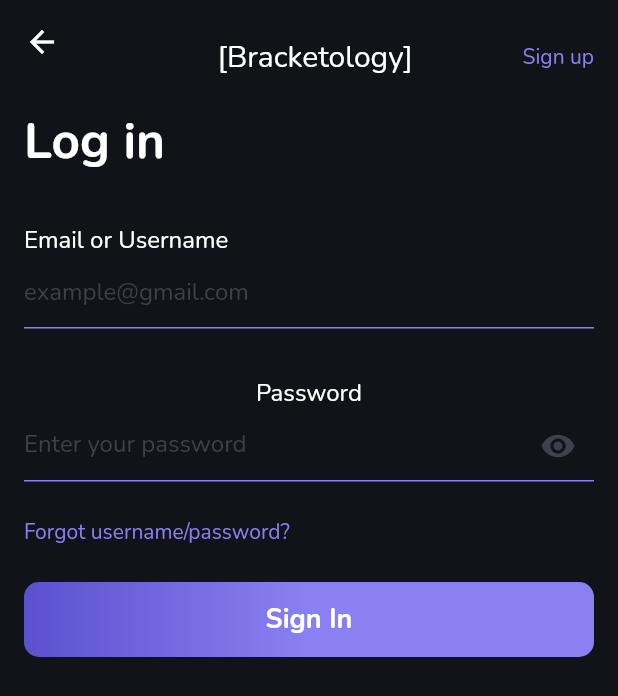
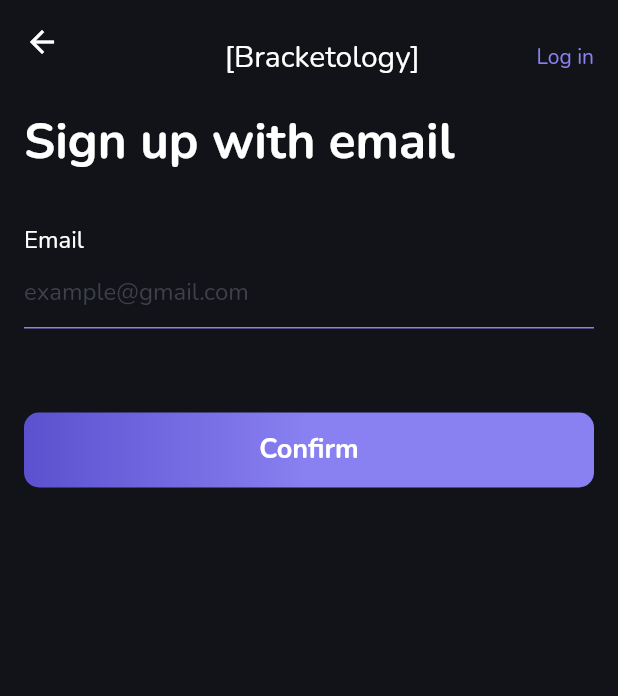
Before and after one commit to sharontechjays/temporary, a Flutter app: the SignInScreen screen opened by its route, after a tap on "Sign up", on a phone screen of 412 x 824 dp. Shown: the top 696 px of the screen. Run offline on Flutter 3.47's test engine with Material 2 defaults, Android fonts, the phone set to English and light mode, and no system bars; our stand-ins replace dio, equatable, flutter_bloc, shared_preferences; accounts and stored records are empty.

Commit message:
signup with email completed

```diff
--- a/lib/app_routes.dart
+++ b/lib/app_routes.dart
@@ -1,11 +1,13 @@
 
 import 'package:flutter/material.dart';
 import 'package:test_flutter/presentation/screens/sign_in_screen.dart';
+import 'package:test_flutter/presentation/screens/sign_up_screen.dart';
 
 class AppRoutes {
   static Map<String, WidgetBuilder> appRoutes(BuildContext context) {
     return {
       SignInScreen.routeName: (BuildContext context) =>  const SignInScreen(),
+      SignUpScreen.routeName: (BuildContext context) =>  const SignUpScreen(),
    /*   VerifyOtpScreen.routeName: (BuildContext context) {
         final arguments = ModalRoute.of(context)!.settings.arguments as Map<String, dynamic>?;
         final mobileNumber = arguments?['mobileNumber'] as String?;
--- /dev/null
+++ b/lib/presentation/blocs/signup/sign_up_bloc.dart
@@ -0,0 +1,22 @@
+import 'package:equatable/equatable.dart';
+import 'package:flutter_bloc/flutter_bloc.dart';
+import 'package:test_flutter/presentation/utils/utils.dart';
+
+part 'sign_up_event.dart';
+
+part 'sign_up_state.dart';
+
+class SignUpBloc extends Bloc<SignUpEvent, SignUpState> {
+  SignUpBloc() : super(SignUpInitial()) {
+    on<SignUpEvent>((event, emit) {
+      if (event is SignUpButtonPressed) {
+        String validatedString = Utils().validateEmail(event.email);
+        if (validatedString.isNotEmpty) {
+          emit(SignupFailure(error: validatedString));
+        } else {
+          emit(SignUpSuccess(message: "success"));
+        }
+      }
+    });
+  }
+}
--- /dev/null
+++ b/lib/presentation/blocs/signup/sign_up_event.dart
@@ -0,0 +1,15 @@
+part of 'sign_up_bloc.dart';
+
+abstract class SignUpEvent extends Equatable {
+  @override
+  List<Object> get props => [];
+}
+
+class SignUpButtonPressed extends SignUpEvent {
+  final String email;
+
+  SignUpButtonPressed({required this.email});
+
+  @override
+  List<Object> get props => [email];
+}
--- /dev/null
+++ b/lib/presentation/blocs/signup/sign_up_state.dart
@@ -0,0 +1,28 @@
+part of 'sign_up_bloc.dart';
+
+abstract class SignUpState extends Equatable {
+  @override
+  List<Object> get props => [];
+}
+
+class SignUpInitial extends SignUpState {}
+
+class SignUpLoading extends SignUpState {}
+
+class SignUpSuccess extends SignUpState {
+  final String message;
+
+  SignUpSuccess({required this.message});
+
+  @override
+  List<Object> get props => [message];
+}
+
+class SignupFailure extends SignUpState {
+  final String error;
+
+  SignupFailure({required this.error});
+
+  @override
+  List<Object> get props => [error];
+}
--- a/lib/presentation/constants/app_strings.dart
+++ b/lib/presentation/constants/app_strings.dart
@@ -6,12 +6,15 @@ class Strings {
   static const appNameBrackets = "[Bracketology]";
   static const usernameOrEmail = "Email or Username";
   static const logIn = "Log in";
+  static const email = "Email";
   static const usernameOrEmailHintText = "example@gmail.com";
   static const passwordHint = "Enter your password";
   static const loginWithExistingAccount = "Login with existing account";
   static const forgotPasswordOrUsername = "Forgot username/password?";
+  static const signUpScreenHeading = "Sign up with email";
 }
 
 class RouteNames {
   static const signInScreen = "sign_in";
+  static const signUpScreen = "sign_up";
 }
--- a/lib/presentation/screens/onboarding/onboarding.dart
+++ b/lib/presentation/screens/onboarding/onboarding.dart
@@ -1,5 +1,6 @@
 import 'package:flutter/material.dart';
 import 'package:test_flutter/presentation/screens/sign_in_screen.dart';
+import 'package:test_flutter/presentation/screens/sign_up_screen.dart';
 import 'package:test_flutter/presentation/utils/anims/fade_route.dart';
 import 'package:test_flutter/presentation/utils/styles/custom_colors.dart';
 import 'package:test_flutter/presentation/utils/styles/custom_styles.dart';
@@ -141,13 +142,13 @@ class OnBoardingPage extends StatelessWidget {
                 const SizedBox(
                   height: 20,
                 ),
-                MyMaterialButton(onClickButton: navToSigIn),
+                MyMaterialButton(onClickButton: navToSignUp),
                 const SizedBox(
                   height: 20,
                 ),
                 CustomTextButton(
                   text: Strings.loginWithExistingAccount,
-                  onClickButton: navToSignUp,
+                  onClickButton: navToSigIn,
                 ),
               ],
             ),
@@ -162,6 +163,6 @@ class OnBoardingPage extends StatelessWidget {
   }
 
   void navToSignUp(BuildContext context) {
-    Navigator.pushReplacementNamed(context, SignInScreen.routeName);
+    Navigator.pushReplacementNamed(context, SignUpScreen.routeName);
   }
 }
--- a/lib/presentation/screens/sign_in_screen.dart
+++ b/lib/presentation/screens/sign_in_screen.dart
@@ -3,6 +3,7 @@ import 'package:flutter_bloc/flutter_bloc.dart';
 import 'package:test_flutter/data/SharedPreferencesHelper.dart';
 import 'package:test_flutter/presentation/constants/app_strings.dart';
 import 'package:test_flutter/presentation/screens/onboarding/onboarding.dart';
+import 'package:test_flutter/presentation/screens/sign_up_screen.dart';
 import 'package:test_flutter/presentation/utils/styles/custom_colors.dart';
 import 'package:test_flutter/presentation/utils/styles/custom_styles.dart';
 
@@ -21,13 +22,17 @@ class SignInScreen extends StatelessWidget {
   @override
   Widget build(BuildContext context) {
     return Scaffold(
-      appBar: const CustomAppBar(),
+      appBar: const CustomAppBar(onAppbarRightButtonClicked: navToSignUPScreen),
       body: BlocProvider(
         create: (_) => SignInBloc(),
         child: const SignInForm(),
       ),
     );
   }
+}
+
+void navToSignUPScreen(BuildContext context) {
+  Navigator.pushReplacementNamed(context, SignUpScreen.routeName);
 }
 
 class SignInForm extends StatefulWidget {
@@ -57,39 +62,11 @@ class _SignInFormState extends State<SignInForm> {
               style: screenTitle,
             ),
             CustomFormField(
-                emailController: _emailController,
+                myController: _emailController,
                 title: Strings.usernameOrEmail,
                 hintText: Strings.usernameOrEmailHintText),
             dimenHeight32,
-            Column(
-              children: [
-                const Text(
-                  'Password',
-                  style: TextStyle(fontSize: 16.0),
-                ),
-                TextFormField(
-                  decoration: InputDecoration(
-                    enabledBorder: const UnderlineInputBorder(
-                      borderSide: BorderSide(color: AppColors.secondaryColor),
-                    ),
-                    hintStyle: hintStyle,
-                    hintText: Strings.passwordHint,
-                    focusedBorder: const UnderlineInputBorder(
-                      borderSide: BorderSide(color: AppColors.secondaryColor),
-                    ),
-                    suffixIcon: IconButton(
-                      icon: _isPasswordVisible
-                          ? const Icon(Icons.visibility_off)
-                          : const Icon(Icons.visibility),
-                      onPressed: _togglePasswordVisibility,
-                      color: AppColors.hintColor,
-                    ),
-                  ),
-                  obscureText: !_isPasswordVisible,
-                  controller: _passwordController,
-                ),
-              ],
-            ),
+            buildPasswordColumn(),
             const SizedBox(height: 24),
             CustomTextButton(
               text: Strings.forgotPasswordOrUsername,
@@ -128,6 +105,39 @@ class _SignInFormState extends State<SignInForm> {
           ],
         ),
       ),
+    );
+  }
+
+  Column buildPasswordColumn() {
+    return Column(
+      crossAxisAlignment: CrossAxisAlignment.start,
+      children: [
+        const Text(
+          'Password',
+          style: TextStyle(fontSize: 16.0),
+        ),
+        TextFormField(
+          decoration: InputDecoration(
+            enabledBorder: const UnderlineInputBorder(
+              borderSide: BorderSide(color: AppColors.secondaryColor),
+            ),
+            hintStyle: hintStyle,
+            hintText: Strings.passwordHint,
+            focusedBorder: const UnderlineInputBorder(
+              borderSide: BorderSide(color: AppColors.secondaryColor),
+            ),
+            suffixIcon: IconButton(
+              icon: _isPasswordVisible
+                  ? const Icon(Icons.visibility_off)
+                  : const Icon(Icons.visibility),
+              onPressed: _togglePasswordVisibility,
+              color: AppColors.hintColor,
+            ),
+          ),
+          obscureText: !_isPasswordVisible,
+          controller: _passwordController,
+        ),
+      ],
     );
   }
 
--- /dev/null
+++ b/lib/presentation/screens/sign_up_screen.dart
@@ -0,0 +1,99 @@
+import 'package:flutter/material.dart';
+import 'package:flutter_bloc/flutter_bloc.dart';
+import 'package:test_flutter/presentation/constants/app_strings.dart';
+import 'package:test_flutter/presentation/screens/sign_in_screen.dart';
+import 'package:test_flutter/presentation/utils/styles/custom_styles.dart';
+import '../blocs/signup/sign_up_bloc.dart';
+import '../utils/styles/custom_dimens.dart';
+import '../widgets/custom_appbar.dart';
+import 'homepage.dart';
+
+class SignUpScreen extends StatelessWidget {
+  static const String routeName = RouteNames.signUpScreen;
+
+  const SignUpScreen({Key? key}) : super(key: key);
+
+  @override
+  Widget build(BuildContext context) {
+    return Scaffold(
+      appBar: const CustomAppBar(
+          title: Strings.logIn, onAppbarRightButtonClicked: navToSignInScreen),
+      body: BlocProvider(
+        create: (_) => SignUpBloc(),
+        child: const SignUpForm(),
+      ),
+    );
+  }
+}
+
+navToSignInScreen(BuildContext context) {
+  Navigator.pushReplacementNamed(context, SignInScreen.routeName);
+}
+
+class SignUpForm extends StatefulWidget {
+  const SignUpForm({Key? key}) : super(key: key);
+
+  @override
+  State<SignUpForm> createState() => _SignUpFormState();
+}
+
+class _SignUpFormState extends State<SignUpForm> {
+  final TextEditingController _emailController = TextEditingController();
+
+  @override
+  Widget build(BuildContext context) {
+    return Padding(
+      padding: const EdgeInsets.all(16.0),
+      child: SingleChildScrollView(
+        child: Column(
+          crossAxisAlignment: CrossAxisAlignment.start,
+          children: [
+            const ScreenHeading(
+              title: Strings.signUpScreenHeading,
+            ),
+            CustomFormField(
+                myController: _emailController,
+                title: Strings.email,
+                hintText: Strings.usernameOrEmailHintText),
+            dimenHeight32,
+            const SizedBox(height: 24),
+             PrimaryButton(
+              title: 'Confirm',
+              onPrimaryButtonClicked:_onConfirmButtonClicked,
+            ),
+            const SizedBox(height: 16),
+            BlocConsumer<SignUpBloc, SignUpState>(
+              listener: (context, state) {
+                if (state is SignUpSuccess) {
+                } else if (state is SignupFailure) {
+                  _clearForm(context);
+                }
+              },
+              builder: (context, state) {
+                if (state is SignUpLoading) {
+                  return const Center(child: CircularProgressIndicator());
+                } else if (state is SignupFailure) {
+                  return Text(state.error);
+                } else {
+                  return Container();
+                }
+              },
+            ),
+          ],
+        ),
+      ),
+    );
+  }
+
+  void _onConfirmButtonClicked(BuildContext context) {
+    final signUpBloc = BlocProvider.of<SignUpBloc>(context);
+    signUpBloc.add(SignUpButtonPressed(email: _emailController.text));
+  }
+
+  void _clearForm(BuildContext context) {
+    _emailController.clear();
+    FocusScope.of(context).unfocus();
+  }
+
+  void navToForgotPassword(BuildContext context) {}
+}
--- a/lib/presentation/utils/styles/custom_styles.dart
+++ b/lib/presentation/utils/styles/custom_styles.dart
@@ -4,8 +4,7 @@ import 'package:test_flutter/presentation/utils/styles/custom_colors.dart';
 import 'custom_dimens.dart';
 
 class CustomOutlinedButton extends StatelessWidget {
-  const CustomOutlinedButton(
-      {super.key,
+  const CustomOutlinedButton({super.key,
     required this.positiveLabel,
     required this.positiveFunction,
     required this.secondaryColor});
@@ -94,7 +93,9 @@ class MyMaterialButton extends StatelessWidget {
             child: Text(
               'Get Started',
               style: TextStyle(
-              color: Colors.white, fontSize: 18.0, fontWeight: FontWeight.bold),
+                  color: Colors.white,
+                  fontSize: 18.0,
+                  fontWeight: FontWeight.bold),
             )),
       ),
     );
@@ -131,7 +132,8 @@ class AnimatedToggle extends StatelessWidget {
         child: TabBar(
           tabs: List.generate(
             values.length,
-            (index) => Tab(
+                (index) =>
+                Tab(
                   child: Text(
                     values[index],
                     style: TextStyle(
@@ -161,14 +163,13 @@ class AnimatedToggle extends StatelessWidget {
 }
 
 class CustomFormField extends StatelessWidget {
-  const CustomFormField(
-      {super.key,
-      required TextEditingController emailController,
+  const CustomFormField({super.key,
+    required TextEditingController myController,
     required this.title,
     required this.hintText})
-      : _emailController = emailController;
+      : _myController = myController;
 
-  final TextEditingController _emailController;
+  final TextEditingController _myController;
   final String title;
   final String hintText;
 
@@ -193,7 +194,7 @@ class CustomFormField extends StatelessWidget {
                 borderSide: BorderSide(color: AppColors.secondaryColor),
               )),
           keyboardType: TextInputType.text,
-          controller: _emailController,
+          controller: _myController,
         ),
       ],
     );
@@ -201,8 +202,7 @@ class CustomFormField extends StatelessWidget {
 }
 
 class CustomTextButton extends StatelessWidget {
-  const CustomTextButton(
-      {super.key,
+  const CustomTextButton({super.key,
     required this.text,
     required this.onClickButton(BuildContext context)});
 
@@ -228,6 +228,62 @@ class CustomTextButton extends StatelessWidget {
   }
 }
 
+class ScreenHeading extends StatelessWidget {
+  final String title;
+
+  const ScreenHeading({super.key, required this.title});
+
+  @override
+  Widget build(BuildContext context) {
+    return Text(
+      title,
+      style: screenTitle,
+    );
+  }
+}
+
+class PrimaryButton extends StatelessWidget {
+  const PrimaryButton({
+    super.key,
+    required this.title,
+    required this.onPrimaryButtonClicked(BuildContext context)
+  });
+
+  final String title;
+  final Function(BuildContext context) onPrimaryButtonClicked;
+
+  @override
+  Widget build(BuildContext context) {
+    return InkWell(
+      onTap: () {
+        onPrimaryButtonClicked(context);
+      },
+      child: Container(
+        height: 50,
+        decoration: BoxDecoration(
+          borderRadius: BorderRadius.circular(10.0),
+          gradient: const LinearGradient(
+            colors: [
+              AppColors.primaryColor,
+              AppColors.secondaryColor,
+            ],
+            begin: FractionalOffset(0.0, 0.0),
+            end: FractionalOffset(0.5, 0.0),
+            stops: [0.0, 1.0],
+            tileMode: TileMode.clamp,
+          ),
+        ),
+        child:  Center(
+          child: Text(
+            title,
+            style: const TextStyle(fontSize: 18, fontWeight: FontWeight.w700),
+          ),
+        ),
+      ),
+    );
+  }
+}
+
 class ScreenTitleWidget extends StatelessWidget {
   const ScreenTitleWidget({
     super.key,
--- a/lib/presentation/utils/utils.dart
+++ b/lib/presentation/utils/utils.dart
@@ -51,6 +51,24 @@ class Utils {
     return MaterialColor(color.value, swatch);
   }
 
+  String validateEmail(String value) {
+    const pattern = r"(?:[a-z0-9!#$%&'*+/=?^_`{|}~-]+(?:\.[a-z0-9!#$%&'"
+        r'*+/=?^_`{|}~-]+)*|"(?:[\x01-\x08\x0b\x0c\x0e-\x1f\x21\x23-\x5b\x5d-'
+        r'\x7f]|\\[\x01-\x09\x0b\x0c\x0e-\x7f])*")@(?:(?:[a-z0-9](?:[a-z0-9-]*'
+        r'[a-z0-9])?\.)+[a-z0-9](?:[a-z0-9-]*[a-z0-9])?|\[(?:(?:(2(5[0-5]|[0-4]'
+        r'[0-9])|1[0-9][0-9]|[1-9]?[0-9]))\.){3}(?:(2(5[0-5]|[0-4][0-9])|1[0-9]'
+        r'[0-9]|[1-9]?[0-9])|[a-z0-9-]*[a-z0-9]:(?:[\x01-\x08\x0b\x0c\x0e-\x1f\'
+        r'x21-\x5a\x53-\x7f]|\\[\x01-\x09\x0b\x0c\x0e-\x7f])+)\])';
+    final regex = RegExp(pattern);
+    if (value.isEmpty) {
+      return "email cannot be empty";
+    } else if (!regex.hasMatch(value)) {
+      return "Enter a valid email";
+    } else {
+      return "";
+    }
+  }
+
   Image buildImage(String url) {
     return Image.network(
       url,
--- a/lib/presentation/widgets/custom_appbar.dart
+++ b/lib/presentation/widgets/custom_appbar.dart
@@ -7,10 +7,14 @@ import '../utils/styles/custom_styles.dart';
 
 class CustomAppBar extends StatelessWidget implements PreferredSizeWidget {
   final Color backgroundColor;
+  final Function(BuildContext context) onAppbarRightButtonClicked;
+  final String title;
 
   const CustomAppBar({
     Key? key,
+    this.title="Sign up",
     this.backgroundColor = AppColors.scaffoldBackground,
+    required this.onAppbarRightButtonClicked(BuildContext context)
   }) : super(key: key);
 
   @override
@@ -33,8 +37,8 @@ class CustomAppBar extends StatelessWidget implements PreferredSizeWidget {
               const SizedBox(),
               const Center(child: Text(Strings.appNameBrackets)),
               CustomTextButton(
-                text: 'Sign up',
-                onClickButton: navToSignUP,
+                text: title,
+                onClickButton: onAppbarRightButtonClicked,
               )
             ],
           ),
@@ -44,6 +48,4 @@ class CustomAppBar extends StatelessWidget implements PreferredSizeWidget {
       backgroundColor: backgroundColor,
     );
   }
-
-  void navToSignUP(BuildContext context) {}
 }
```
Lines whose indentation alone changed are shown as unchanged.
